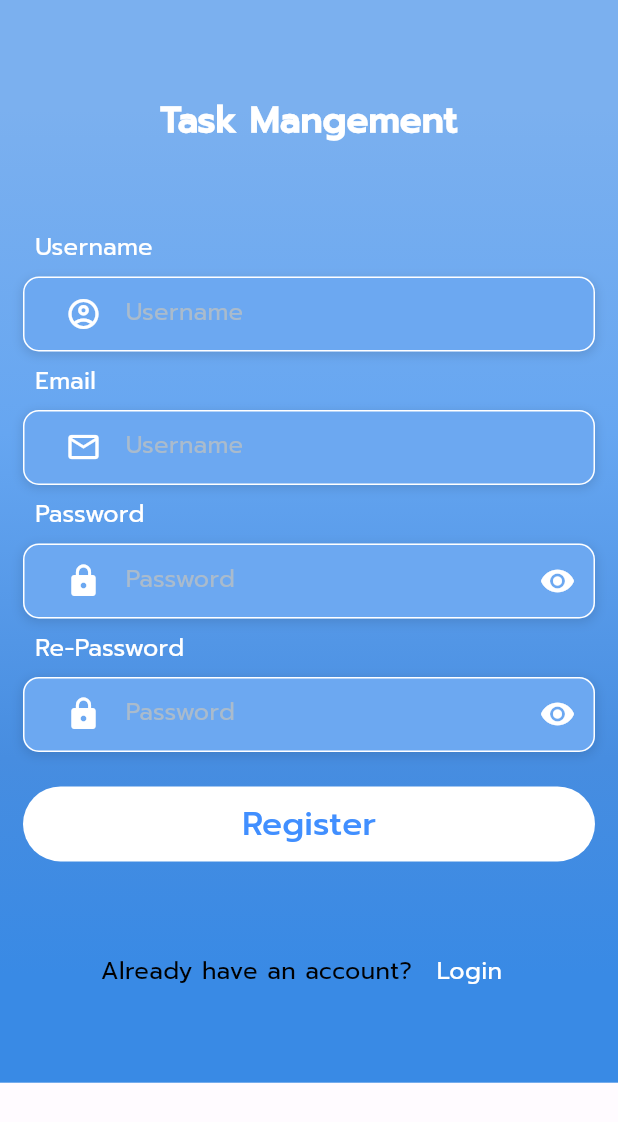
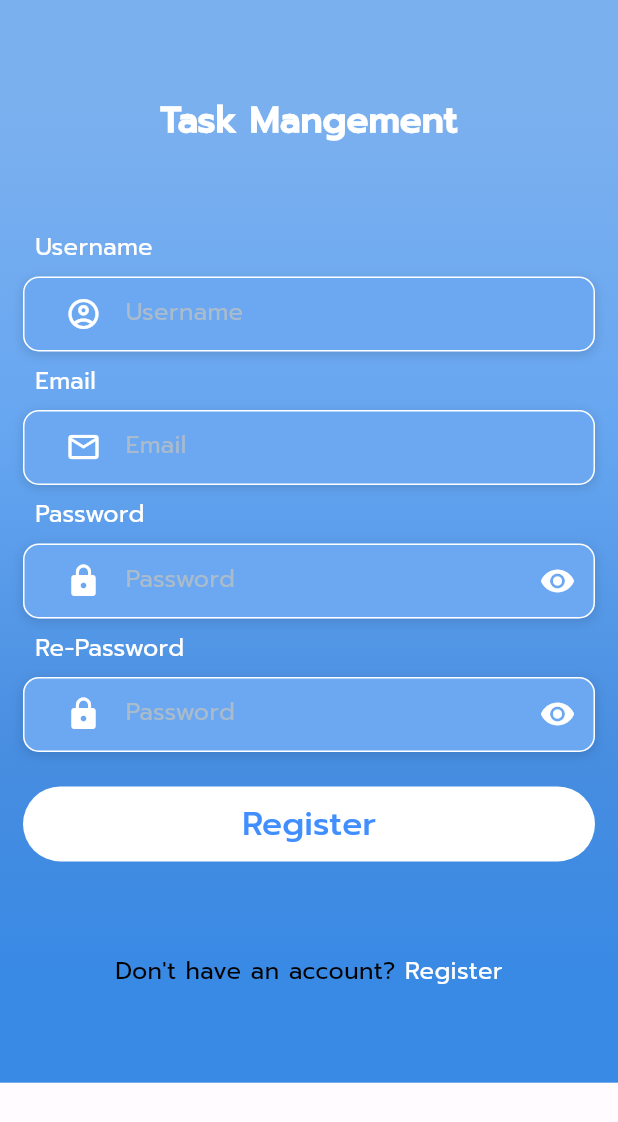
Before and after one commit to phamnhantucode/task_management, a Flutter app: the screen it shows after launch, on a phone screen of 412 x 824 dp. Shown: the top 1122 px of the screen. Run offline on Flutter 3.47's test engine with Material 3 defaults, Android fonts, the phone set to English and light mode, and no system bars; our stand-ins replace bloc, calendar_date_picker2, cloud_firestore, equatable, firebase_core, flutter_bloc and 8 more; missing offline and left inert: json_path, time_picker_spinner_pop_up; accounts and stored records are empty; generated files the repository leaves out were written again.

Commit message:
fix: fix textfield register & login

```diff
--- /dev/null
+++ b/lib/screens/login/component/label_auth_tf.dart
@@ -0,0 +1,39 @@
+import 'package:flutter/material.dart';
+import 'package:room_master_app/common/extensions/context.dart';
+
+class LabelAuth extends StatelessWidget {
+  const LabelAuth({super.key, required this.title, this.textStyle, this.label_auth, this.color, this.onPress, });
+  final String? title;
+  final String? label_auth;
+  final TextStyle? textStyle;
+  final Color? color;
+  final Function? onPress;
+
+  @override
+  Widget build(BuildContext context) {
+    return Container(
+      margin: EdgeInsets.symmetric(vertical: 20),
+      padding: EdgeInsets.all(15),
+      alignment: Alignment.bottomCenter,
+      child:  Row(
+        mainAxisAlignment: MainAxisAlignment.center,
+        children: <Widget>[
+          Text(
+            title!,
+            style: context.textTheme.bodyMedium,
+          ),
+          TextButton(
+            onPressed:(){onPress;},
+            style:  TextButton.styleFrom(
+              padding: EdgeInsets.zero,
+            ),
+            child: Text(
+                label_auth!,
+                style: textStyle
+            ),
+          ),
+        ],
+      ),
+    );
+  }
+}
--- /dev/null
+++ b/lib/screens/login/component/register_tf.dart
@@ -0,0 +1,31 @@
+import 'package:flutter/material.dart';
+import 'package:room_master_app/common/extensions/context.dart';
+
+import '../../component/tm_text_field.dart';
+
+class RegisterTF extends StatelessWidget {
+  const RegisterTF({super.key, required this.hintText, this.prefixIcon});
+  final String? hintText;
+  final Widget? prefixIcon;
+
+  @override
+  Widget build(BuildContext context) {
+    return Container(
+        decoration: BoxDecoration(
+          color: context.appColors.tfcolor,
+          borderRadius: BorderRadius.circular(10.0),
+          boxShadow: const [
+            BoxShadow(
+              color: Colors.black12,
+              blurRadius: 5.0,
+              offset: Offset(0, 2),
+            ),
+          ],
+        ),
+        child: TMTextField(
+          hintText: hintText,
+          textStyle: TextStyle(color: context.appColors.textWhite),
+          prefixIcon: prefixIcon,
+        ));
+  }
+}
--- a/lib/screens/login/login_screen.dart
+++ b/lib/screens/login/login_screen.dart
@@ -10,6 +10,7 @@ import 'package:room_master_app/screens/login/component/password_field.dart';
 
 import '../../blocs/authentication/authentication_cubit.dart';
 import '../../navigation/navigation.dart';
+import 'component/label_auth_tf.dart';
 
 final class LoginScreen extends StatelessWidget {
   const LoginScreen({super.key});
@@ -57,7 +58,8 @@ final class LoginScreen extends StatelessWidget {
                   height: 16.h,
                 ),
                 _otherLogin(context),
-                _labelRegister(context),
+                LabelAuth(title: context.l10n.dont_have_acc,label_auth: context.l10n.label_register,textStyle:  context.textTheme.bodyMedium
+                    ?.copyWith(color: context.appColors.textWhite),onPress: (){context.go(NavigationPath.register);}),
               ],
             ),
           ),
@@ -133,34 +135,6 @@ Widget _otherLogin(BuildContext context) {
   );
 }
 
-Widget _labelRegister(BuildContext context) {
-  return Container(
-    margin: EdgeInsets.symmetric(vertical: 20),
-    padding: EdgeInsets.all(15),
-    alignment: Alignment.bottomCenter,
-    child:  Row(
-      mainAxisAlignment: MainAxisAlignment.center,
-      children: <Widget>[
-        Text(
-          context.l10n.dont_have_acc,
-          style: context.textTheme.bodyMedium,
-        ),
-       TextButton(
-            onPressed: () { context.go(NavigationPath.register); },
-         style:  TextButton.styleFrom(
-           padding: EdgeInsets.zero,
-         ),
-            child: Text(
-                context.l10n.label_register,
-                style: context.textTheme.bodyMedium
-            ?.copyWith(color: context.appColors.textWhite)
-            ),
-            ),
-      ],
-    ),
-  );
-}
-
 Widget labelTF(BuildContext context, String label) {
   return Padding(
     padding: const EdgeInsets.all(8.0),
--- a/lib/screens/register/register_screen.dart
+++ b/lib/screens/register/register_screen.dart
@@ -4,11 +4,9 @@ import 'package:go_router/go_router.dart';
 import 'package:room_master_app/common/extensions/context.dart';
 import 'package:room_master_app/l10n/l10n.dart';
 import 'package:room_master_app/navigation/navigation.dart';
-import 'package:room_master_app/screens/component/top_header/primary.dart';
-
-import '../../blocs/authentication/authentication_cubit.dart';
+import 'package:room_master_app/screens/login/component/register_tf.dart';
 import '../component/tm_elevated_button.dart';
-import '../component/tm_text_field.dart';
+import '../login/component/label_auth_tf.dart';
 import '../login/component/password_field.dart';
 
 class RegisterScreen extends StatelessWidget {
@@ -38,9 +36,9 @@ class RegisterScreen extends StatelessWidget {
                             style: context.textTheme.titleLarge
                                 ?.copyWith(color: context.appColors.textWhite))),
                     labelTF(context, context.l10n.label_username),
-                    _usernameTF(context),
+                    RegisterTF(hintText: context.l10n.label_username, prefixIcon: Icon(Icons.account_circle_outlined,color: context.appColors.textWhite)),
                     labelTF(context, context.l10n.label_email),
-                    _emailTF(context),
+                    RegisterTF(hintText: context.l10n.label_email, prefixIcon: Icon(Icons.email_outlined,color: context.appColors.textWhite)),
                     labelTF(context, context.l10n.label_password),
                     const PasswordField(),
                     labelTF(context, context.l10n.label_re_password),
@@ -59,7 +57,8 @@ class RegisterScreen extends StatelessWidget {
                     SizedBox(
                       height: 16.h,
                     ),
-                    _labelRegister(context),
+                    LabelAuth(title: context.l10n.dont_have_acc,label_auth: context.l10n.label_register,textStyle:  context.textTheme.bodyMedium
+                        ?.copyWith(color: context.appColors.textWhite),onPress: (){context.go(NavigationPath.login);}),
                   ],
                 ),
               ),
@@ -69,80 +68,6 @@ class RegisterScreen extends StatelessWidget {
       ),
     );
   }
-}
-
-Widget _usernameTF(BuildContext context) {
-  return Container(
-      decoration: BoxDecoration(
-        color: context.appColors.tfcolor,
-        borderRadius: BorderRadius.circular(10.0),
-        boxShadow: const [
-          BoxShadow(
-            color: Colors.black12,
-            blurRadius: 5.0,
-            offset: Offset(0, 2),
-          ),
-        ],
-      ),
-      child: TMTextField(
-        hintText: context.l10n.label_username,
-        textStyle: TextStyle(color: context.appColors.textWhite),
-        prefixIcon: Icon(Icons.account_circle_outlined,
-            color: context.appColors.textWhite),
-      ));
-}
-
-
-Widget _emailTF(BuildContext context) {
-  return Container(
-      decoration: BoxDecoration(
-        color: context.appColors.tfcolor,
-        borderRadius: BorderRadius.circular(10.0),
-        boxShadow: const [
-          BoxShadow(
-            color: Colors.black12,
-            blurRadius: 5.0,
-            offset: Offset(0, 2),
-          ),
-        ],
-      ),
-      child: TMTextField(
-        hintText: context.l10n.label_username,
-        textStyle: TextStyle(color: context.appColors.textWhite),
-        prefixIcon: Icon(Icons.email_outlined,
-            color: context.appColors.textWhite),
-      ));
-}
-
-
-
-
-Widget _labelRegister(BuildContext context) {
-  return Container(
-    margin: const EdgeInsets.symmetric(vertical: 20),
-    padding: const EdgeInsets.all(15),
-    alignment: Alignment.bottomCenter,
-    child:  Row(
-      mainAxisAlignment: MainAxisAlignment.center,
-      children: <Widget>[
-        Text(
-          context.l10n.have_acc,
-          style: context.textTheme.bodyMedium,
-        ),
-        TextButton(
-          onPressed: () { context.go(NavigationPath.login); },
-          style:  TextButton.styleFrom(
-            padding: EdgeInsets.zero,
-          ),
-          child: Text(
-              context.l10n.label_login,
-              style: context.textTheme.bodyMedium
-                  ?.copyWith(color: context.appColors.textWhite)
-          ),
-        ),
-      ],
-    ),
-  );
 }
 
 Widget labelTF(BuildContext context, String label) {
```
